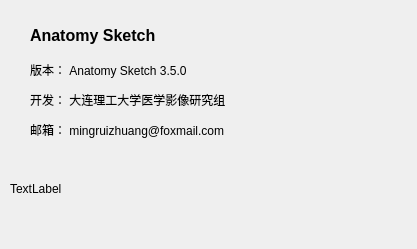
The window that src/Interface/FunctionWidget/AboutWidget.ui (DlutMedimgGroup/AnatomySketch-Software) describes before a commit, drawn with Qt 5.
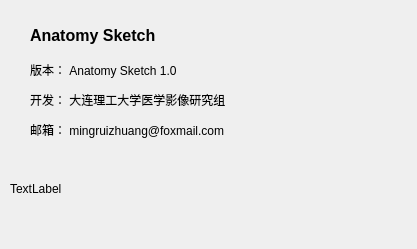
The same window after the commit.

```diff
--- a/src/Interface/FunctionWidget/AboutWidget.ui
+++ b/src/Interface/FunctionWidget/AboutWidget.ui
@@ -48,7 +48,7 @@
     </rect>
    </property>
    <property name="text">
-    <string>&lt;html&gt;&lt;head/&gt;&lt;body&gt;&lt;p&gt;版本： Anatomy Sketch 3.5.0&lt;/p&gt;&lt;p&gt;开发： 大连理工大学医学影像研究组&lt;/p&gt;&lt;p&gt;邮箱： mingruizhuang@foxmail.com &lt;/p&gt;&lt;/body&gt;&lt;/html&gt;</string>
+    <string>&lt;html&gt;&lt;head/&gt;&lt;body&gt;&lt;p&gt;版本： Anatomy Sketch 1.0&lt;/p&gt;&lt;p&gt;开发： 大连理工大学医学影像研究组&lt;/p&gt;&lt;p&gt;邮箱： mingruizhuang@foxmail.com &lt;/p&gt;&lt;/body&gt;&lt;/html&gt;</string>
    </property>
   </widget>
   <widget class="QLabel" name="label_logo">
```
